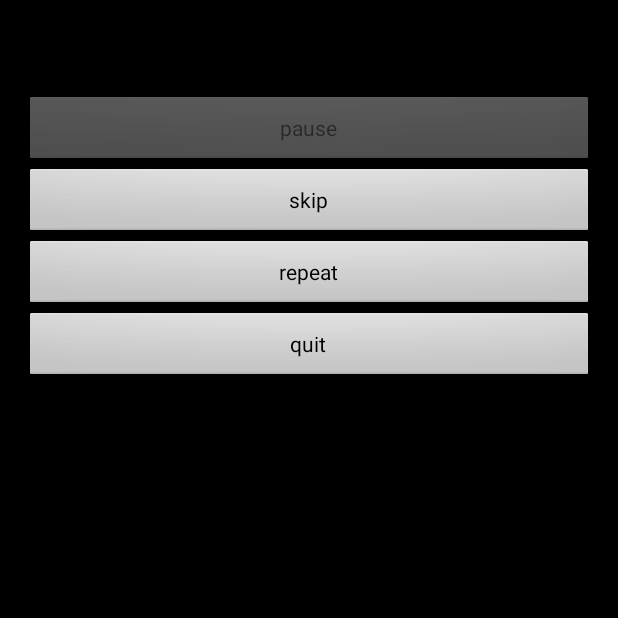
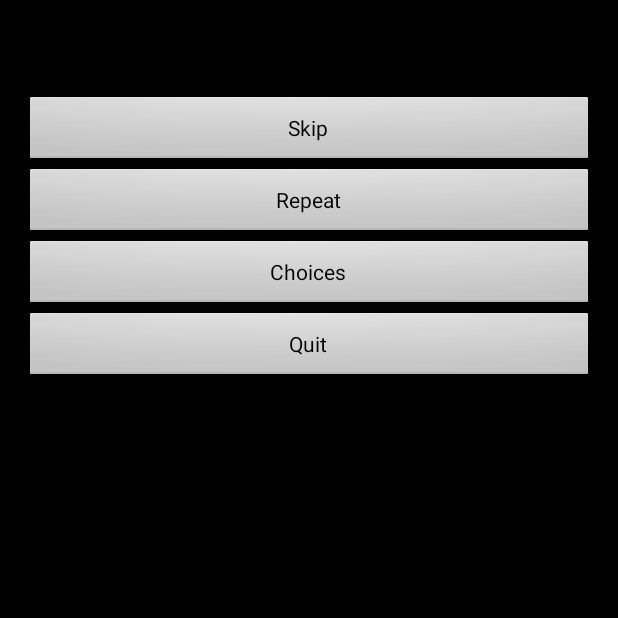
Before and after one commit to ericleib/blindtale, an Android app: the SceneActivity screen opened directly, with no data from a screen before it, on a phone screen of 412 x 824 dp, the top half of it. Run offline under Robolectric (Android 15) with nearby library versions, the phone set to English and light mode, and no system bars; 20 statements that could not run were skipped.

Commit message:
Added Choices button Removed Pause button (not needed, as we can always resume the game after quit) Fixed various bugs

```diff
--- a/app/src/main/java/tk/thebrightstuff/blindtale/view/CliTaleView.java
+++ b/app/src/main/java/tk/thebrightstuff/blindtale/view/CliTaleView.java
@@ -84,7 +84,7 @@ public class CliTaleView implements Controller.TaleView, SpeechAdapter, Log, Aud
 
     }
 
-    private final static String[] strings = {"A game by","repeat","pause","skip","quit"};
+    private final static String[] strings = {"A game by","repeat","pause","skip","quit","choices","you said:"};
     @Override
     public String getIString(int ref) {
         return  strings[ref];
--- a/app/src/main/res/layout/activity_scene.xml
+++ b/app/src/main/res/layout/activity_scene.xml
@@ -13,7 +13,7 @@
 
         <LinearLayout
             android:layout_width="fill_parent"
-            android:layout_height="fill_parent"
+            android:layout_height="wrap_content"
             android:orientation="vertical">
 
             <TextView
@@ -29,47 +29,41 @@
                 android:id="@+id/container"
                 android:layout_width="match_parent"
                 android:layout_height="wrap_content"
-                android:layout_below="@+id/scene_title"
                 android:orientation="vertical">
             </LinearLayout>
-
-            <Button
-                android:id="@+id/button_pause"
-                android:text="@string/pause"
-                android:layout_width="match_parent"
-                android:layout_height="wrap_content"
-                android:layout_below="@+id/container" >
-            </Button>
 
             <Button
                 android:id="@+id/button_skip"
                 android:text="@string/skip"
                 android:layout_width="match_parent"
-                android:layout_height="wrap_content"
-                android:layout_below="@+id/button_pause" >
+                android:layout_height="wrap_content">
             </Button>
 
             <Button
                 android:id="@+id/button_repeat"
                 android:text="@string/repeat"
                 android:layout_width="match_parent"
-                android:layout_height="wrap_content"
-                android:layout_below="@+id/button_skip" >
+                android:layout_height="wrap_content">
+            </Button>
+
+            <Button
+                android:id="@+id/button_choices"
+                android:text="@string/choices"
+                android:layout_width="match_parent"
+                android:layout_height="wrap_content">
             </Button>
 
             <Button
                 android:id="@+id/button_quit"
                 android:text="@string/quit"
                 android:layout_width="match_parent"
-                android:layout_height="wrap_content"
-                android:layout_below="@+id/button_repeat" >
+                android:layout_height="wrap_content">
             </Button>
 
             <TextView
                 android:id="@+id/scene_speech_text"
                 android:layout_width="match_parent"
                 android:layout_height="wrap_content"
-                android:layout_below="@+id/button_quit"
                 android:gravity="center"
                 android:layout_marginBottom="10dp" />
 
@@ -79,14 +73,12 @@
                 android:layout_width="match_parent"
                 android:layout_height="wrap_content"
                 style="?android:attr/progressBarStyleHorizontal"
-                android:layout_below="@+id/scene_speech_text"
                 android:layout_marginBottom="10dp"  />
 
             <TextView
                 android:id="@+id/scene_text"
                 android:layout_width="match_parent"
                 android:layout_height="wrap_content"
-                android:layout_below="@+id/progress_bar"
                 android:gravity="start"/>
 
         </LinearLayout>
--- a/app/src/main/res/values/strings.xml
+++ b/app/src/main/res/values/strings.xml
@@ -27,12 +27,14 @@
     <string name="error_speech_timeout">No speech input</string>
     <string name="error_default">Didn\'t understand, please try again</string>
 
-    <string name="pause">pause</string>
-    <string name="resume">resume</string>
-    <string name="skip">skip</string>
-    <string name="repeat">repeat</string>
-    <string name="quit">quit</string>
+    <string name="pause">Pause</string>
+    <string name="resume">Resume</string>
+    <string name="skip">Skip</string>
+    <string name="repeat">Repeat</string>
+    <string name="choices">Choices</string>
+    <string name="quit">Quit</string>
 
     <string name="aGameBy">A game by:</string>
 
+    <string name="you_said">You said:</string>
 </resources>
```
Also changed, not shown: app/src/main/java/tk/thebrightstuff/blindtale/speech/SphinxSpeechAdapter.java (+7 -5 lines), app/src/main/java/tk/thebrightstuff/blindtale/tale/Controller.java (+78 -9 lines), app/src/main/java/tk/thebrightstuff/blindtale/view/AudioTextAdapter.java (+6 -2 lines), app/src/main/java/tk/thebrightstuff/blindtale/view/SceneActivity.java (+18 -8 lines), 2 other files.
